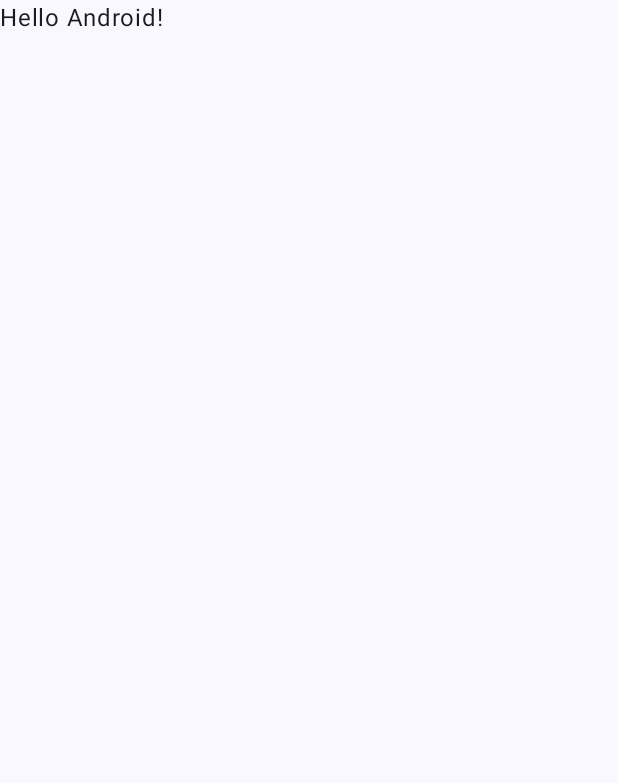
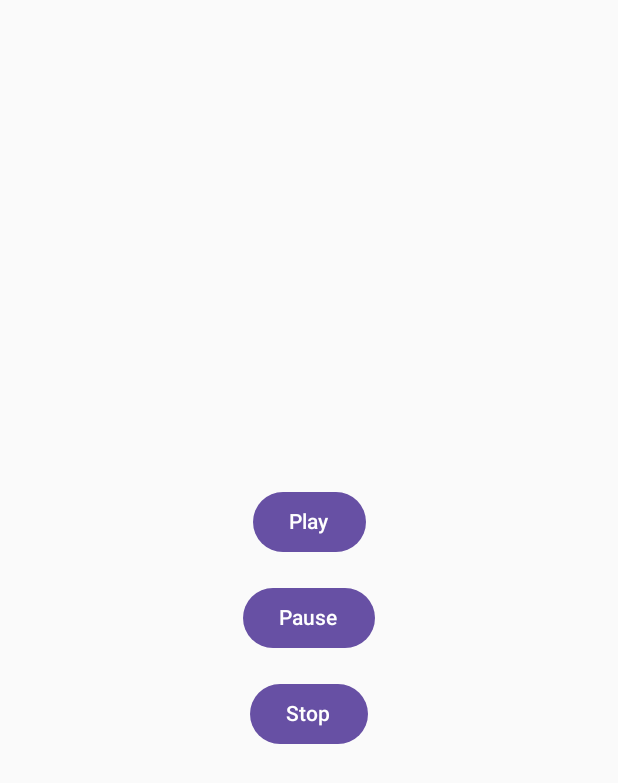
Before and after one commit to saancheez009/MOVILES1, an Android app built with Jetpack Compose: the screen it shows after launch (MainActivity), on a phone screen of 412 x 824 dp. Before the commit the part shown is almost empty. Shown: the top 783 px of the screen. Run offline under Robolectric (Android 15) with nearby library versions, the phone set to English and light mode, and no system bars.

Commit message:
funciona mrka

```diff
--- a/sonidosPrueba/app/build.gradle.kts
+++ b/sonidosPrueba/app/build.gradle.kts
@@ -5,7 +5,7 @@ plugins {
 
 android {
     namespace = "com.example.sonidosprueba"
-    compileSdk = 33
+    compileSdk = 34
 
     defaultConfig {
         applicationId = "com.example.sonidosprueba"
@@ -59,6 +59,8 @@ dependencies {
     implementation("androidx.compose.ui:ui-graphics")
     implementation("androidx.compose.ui:ui-tooling-preview")
     implementation("androidx.compose.material3:material3")
+    implementation ("androidx.compose.foundation:foundation:1.0.4")
+    implementation ("androidx.lifecycle:lifecycle-viewmodel-compose:1.0.0-alpha07")
     testImplementation("junit:junit:4.13.2")
     androidTestImplementation("androidx.test.ext:junit:1.1.5")
     androidTestImplementation("androidx.test.espresso:espresso-core:3.5.1")
--- a/sonidosPrueba/app/src/main/java/com/example/sonidosprueba/MainActivity.kt
+++ b/sonidosPrueba/app/src/main/java/com/example/sonidosprueba/MainActivity.kt
@@ -3,44 +3,62 @@ package com.example.sonidosprueba
 import android.os.Bundle
 import androidx.activity.ComponentActivity
 import androidx.activity.compose.setContent
+import androidx.compose.foundation.layout.Arrangement
+import androidx.compose.foundation.layout.Column
+import androidx.compose.foundation.layout.Spacer
 import androidx.compose.foundation.layout.fillMaxSize
-import androidx.compose.material3.MaterialTheme
-import androidx.compose.material3.Surface
+import androidx.compose.foundation.layout.height
+import androidx.compose.foundation.layout.padding
+import androidx.compose.material3.Button
 import androidx.compose.material3.Text
 import androidx.compose.runtime.Composable
+import androidx.compose.runtime.LaunchedEffect
+import androidx.compose.ui.Alignment
 import androidx.compose.ui.Modifier
-import androidx.compose.ui.tooling.preview.Preview
-import com.example.sonidosprueba.ui.theme.SonidosPruebaTheme
+import androidx.compose.ui.platform.LocalContext
+import androidx.compose.ui.unit.dp
+import androidx.lifecycle.viewmodel.compose.viewModel
 
 class MainActivity : ComponentActivity() {
     override fun onCreate(savedInstanceState: Bundle?) {
         super.onCreate(savedInstanceState)
+
         setContent {
-            SonidosPruebaTheme {
-                // A surface container using the 'background' color from the theme
-                Surface(
-                    modifier = Modifier.fillMaxSize(),
-                    color = MaterialTheme.colorScheme.background
-                ) {
-                    Greeting("Android")
-                }
-            }
+            MultimediaApp()
         }
     }
 }
 
 @Composable
-fun Greeting(name: String, modifier: Modifier = Modifier) {
-    Text(
-        text = "Hello $name!",
-        modifier = modifier
-    )
-}
+fun MultimediaApp(viewModel: MultimediaViewModel = viewModel()) {
+    val context = LocalContext.current
 
-@Preview(showBackground = true)
-@Composable
-fun GreetingPreview() {
-    SonidosPruebaTheme {
-        Greeting("Android")
+    // Initialize the ViewModel
+    LaunchedEffect(Unit) {
+        viewModel.initialize(context)
+    }
+
+    Column(
+        modifier = Modifier
+            .fillMaxSize()
+            .padding(16.dp),
+        verticalArrangement = Arrangement.Center,
+        horizontalAlignment = Alignment.CenterHorizontally
+    ) {
+        Button(onClick = { viewModel.play() }) {
+            Text("Play")
+        }
+
+        Spacer(modifier = Modifier.height(16.dp))
+
+        Button(onClick = { viewModel.pause() }) {
+            Text("Pause")
+        }
+
+        Spacer(modifier = Modifier.height(16.dp))
+
+        Button(onClick = { viewModel.stop() }) {
+            Text("Stop")
+        }
     }
 }
--- /dev/null
+++ b/sonidosPrueba/app/src/main/java/com/example/sonidosprueba/MultimediaViewModel.kt
@@ -0,0 +1,32 @@
+package com.example.sonidosprueba
+
+import android.media.MediaPlayer
+import androidx.lifecycle.ViewModel
+class MultimediaViewModel : ViewModel() {
+    private var mediaPlayer: MediaPlayer? = null
+
+    fun initialize(context: android.content.Context) {
+        mediaPlayer = MediaPlayer.create(context, R.raw.cancion)
+    }
+
+    fun play() {
+        mediaPlayer?.start()
+    }
+
+    fun pause() {
+        mediaPlayer?.pause()
+    }
+
+    fun stop() {
+        mediaPlayer?.apply {
+            stop()
+            prepare()
+            seekTo(0)
+        }
+    }
+
+    override fun onCleared() {
+        mediaPlayer?.release()
+        super.onCleared()
+    }
+}
```
Also changed, not shown: sonidosPrueba/app/src/main/res/drawable/pausa.png (added), 1 other file.
